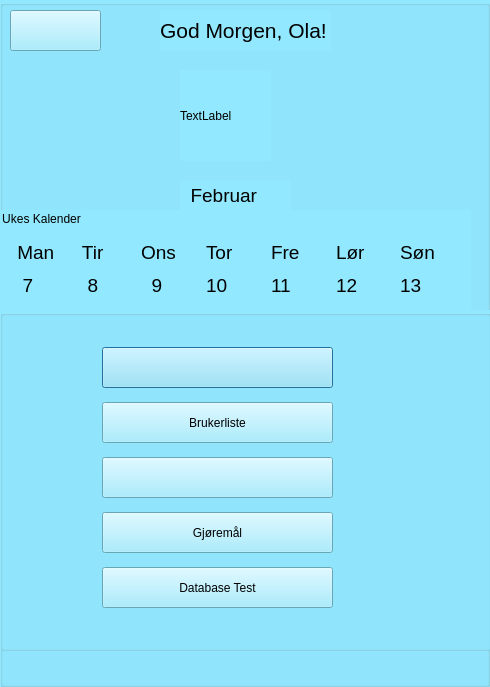
First picture: the form in SKOGKK/KKOGSK/homepagedialog.ui, repository Strauts/AppDeployment, before the edit.
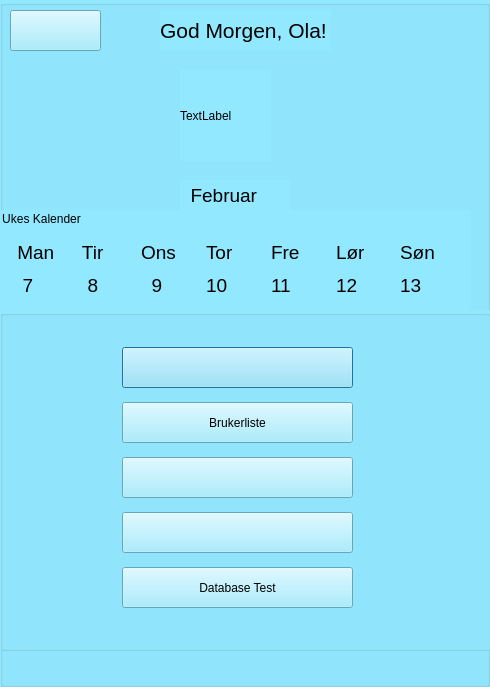
Second picture: the form after the edit. Icons and pictures are not drawn.

```diff
--- a/SKOGKK/KKOGSK/homepagedialog.ui
+++ b/SKOGKK/KKOGSK/homepagedialog.ui
@@ -233,7 +233,7 @@
     <widget class="QPushButton" name="pushButton_Profile">
      <property name="geometry">
       <rect>
-       <x>102</x>
+       <x>122</x>
        <y>37</y>
        <width>231</width>
        <height>41</height>
@@ -255,7 +255,7 @@
     <widget class="QPushButton" name="pushButton_startTest">
      <property name="geometry">
       <rect>
-       <x>102</x>
+       <x>122</x>
        <y>92</y>
        <width>231</width>
        <height>41</height>
@@ -272,7 +272,7 @@
     <widget class="QPushButton" name="pushButton_Results">
      <property name="geometry">
       <rect>
-       <x>102</x>
+       <x>122</x>
        <y>147</y>
        <width>231</width>
        <height>41</height>
@@ -288,7 +288,7 @@
     <widget class="QPushButton" name="pushButton_Reminders">
      <property name="geometry">
       <rect>
-       <x>102</x>
+       <x>122</x>
        <y>202</y>
        <width>231</width>
        <height>41</height>
@@ -299,13 +299,13 @@
 background-color: rgb(146, 232, 255);</string>
      </property>
      <property name="text">
-      <string>Gjøremål</string>
+      <string/>
      </property>
     </widget>
     <widget class="QPushButton" name="pushButton">
      <property name="geometry">
       <rect>
-       <x>102</x>
+       <x>122</x>
        <y>257</y>
        <width>231</width>
        <height>41</height>
```
Left out of the diff: 1 changed line with no effect on the pictures.
